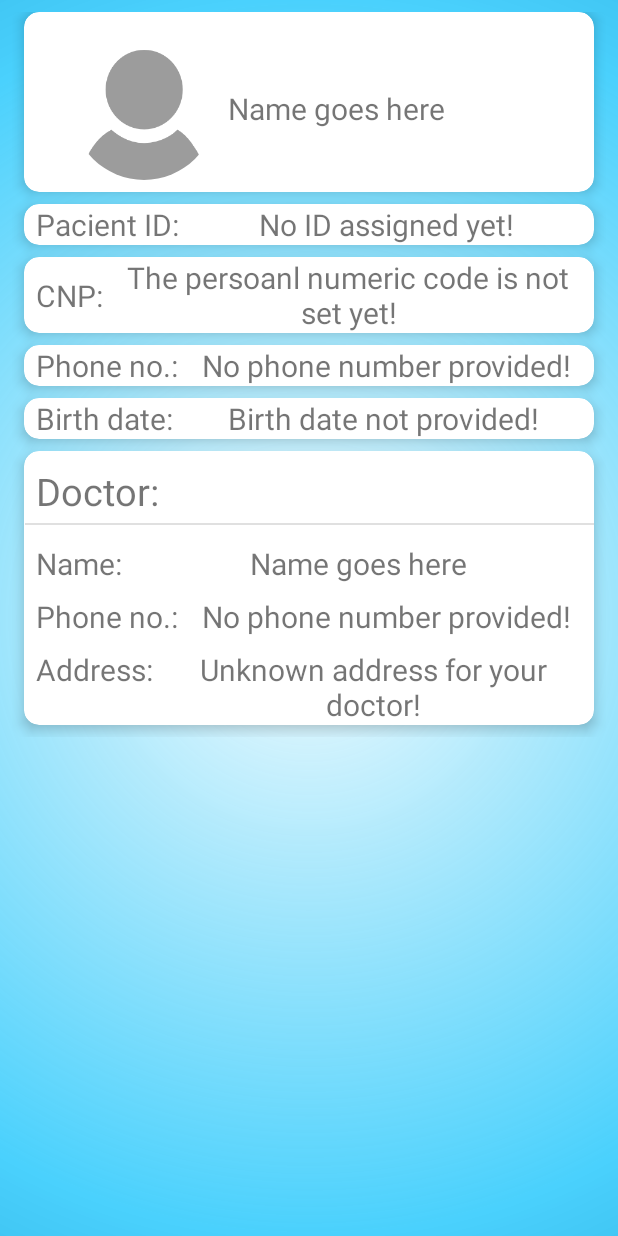
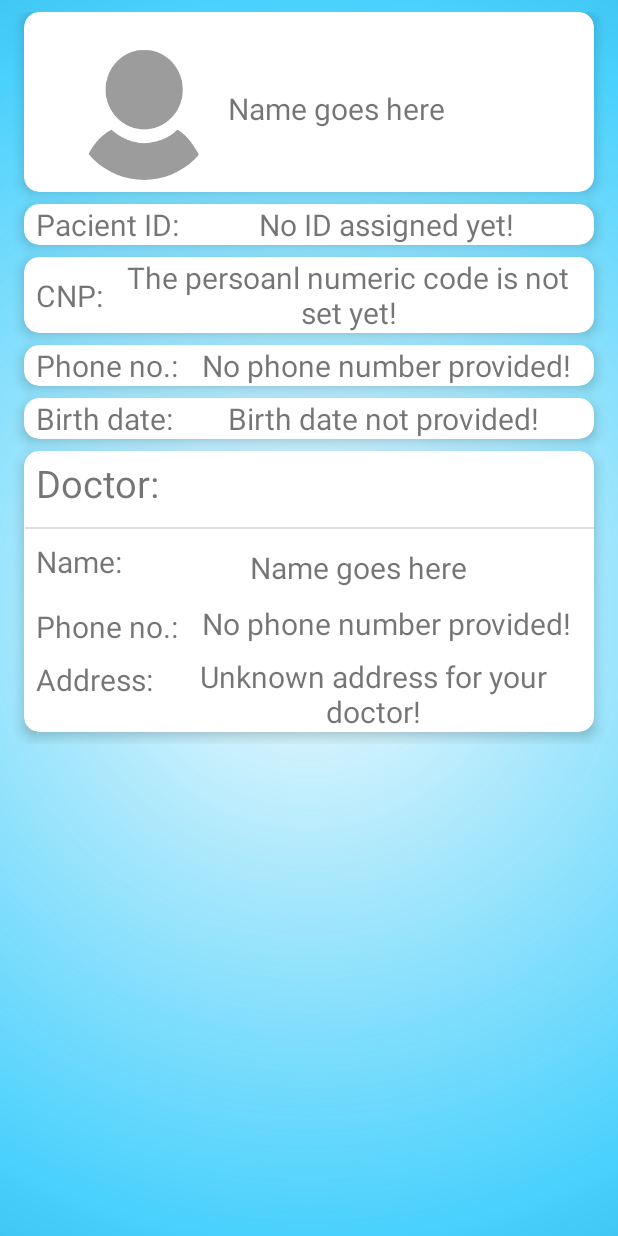
Before and after one commit to luiginic/ClientHTTP, an Android app: the layout activity_account_information_screen.xml on its own in the app's theme, with its tools: preview values and no code run, on a phone screen of 412 x 824 dp. Run offline under Robolectric (Android 15) with nearby library versions, the phone set to English and light mode, and no system bars.

```diff
--- a/app/src/main/java/com/example/clienthttp/DataEntryActivity.java
+++ b/app/src/main/java/com/example/clienthttp/DataEntryActivity.java
@@ -1,5 +1,7 @@
 package com.example.clienthttp;
 
+import android.content.SharedPreferences;
+import android.content.pm.ActivityInfo;
 import android.support.v7.app.AppCompatActivity;
 import android.os.Bundle;
 
@@ -57,6 +59,7 @@ public class DataEntryActivity extends AppCompatActivity implements SensorEventL
     protected void onCreate(Bundle savedInstanceState) {
         super.onCreate(savedInstanceState);
         setContentView(R.layout.activity_data_entry);
+        this.setRequestedOrientation(ActivityInfo.SCREEN_ORIENTATION_PORTRAIT);
 
         numberOfGlassesTV = findViewById(R.id.number_of_glasses);
         glassesText = findViewById(R.id.glasses_text);
@@ -196,7 +199,8 @@ public class DataEntryActivity extends AppCompatActivity implements SensorEventL
         Integer pulse       = Integer.parseInt(pulseBPM.getText().toString());
         Integer temperature = Integer.parseInt(tempInCelsius.getText().toString());
         Integer steps       = Integer.parseInt(stepsText.getText().toString());
-        Integer pacient_id  = Integer.parseInt(LoginActivity.DUMMY_CREDENTIALS[0]);
+        SharedPreferences prefs = getSharedPreferences("info.log",MODE_PRIVATE);
+        Integer pacient_id  = Integer.parseInt(prefs.getString("pacientId",null));
 
         DateFormat df = new SimpleDateFormat("dd-MM-yyyy");
         String today = df.format(Calendar.getInstance().getTime());
--- a/app/src/main/java/personal/data/Doctor.java
+++ b/app/src/main/java/personal/data/Doctor.java
@@ -11,4 +11,8 @@ public class Doctor extends PersonalData implements Serializable {
     public void setCabinetAddress(String cabinetAddress) {
         this.cabinetAddress = cabinetAddress;
     }
+
+    public String getCabinetAddress() {
+        return cabinetAddress;
+    }
 }
--- a/app/src/main/res/layout/activity_account_information_screen.xml
+++ b/app/src/main/res/layout/activity_account_information_screen.xml
@@ -1,9 +1,9 @@
 <?xml version="1.0" encoding="utf-8"?>
 
-    <ScrollView
-        xmlns:android="http://schemas.android.com/apk/res/android"
+<ScrollView xmlns:android="http://schemas.android.com/apk/res/android"
     xmlns:app="http://schemas.android.com/apk/res-auto"
     xmlns:tools="http://schemas.android.com/tools"
+    android:id="@+id/scrollView2"
     android:layout_width="match_parent"
     android:layout_height="match_parent"
     android:background="@drawable/gradient_background"
@@ -12,10 +12,9 @@
     <LinearLayout
         android:layout_width="match_parent"
         android:layout_height="wrap_content"
+        android:orientation="vertical"
         android:padding="8dp"
-            android:orientation="vertical"
-            android:paddingBottom="16dp"
-            >
+        android:paddingBottom="16dp">
 
         <android.support.v7.widget.CardView
             android:id="@+id/containerView"
@@ -283,7 +282,8 @@
 
             <android.support.constraint.ConstraintLayout
                 android:layout_width="match_parent"
-                    android:layout_height="match_parent">
+                android:layout_height="match_parent"
+                android:layout_gravity="top">
 
                 <TextView
                     android:id="@+id/textView"
@@ -293,7 +293,7 @@
                     android:layout_marginBottom="8dp"
                     android:text="@string/doctorTitle"
                     android:textSize="25sp"
-                        app:layout_constraintBottom_toTopOf="@+id/doctorNameTitle"
+                    app:layout_constraintBottom_toTopOf="@id/divider2"
                     app:layout_constraintStart_toStartOf="parent"
                     app:layout_constraintTop_toTopOf="parent" />
 
@@ -311,7 +311,7 @@
                     app:autoSizeTextType="uniform"
                     app:layout_constraintBottom_toTopOf="@+id/doctorPhoneNoTitle"
                     app:layout_constraintStart_toStartOf="parent"
-                        app:layout_constraintTop_toBottomOf="@+id/divider2"
+                    app:layout_constraintTop_toBottomOf="@id/divider2"
                     tools:ignore="MissingPrefix" />
 
                 <TextView
@@ -328,6 +328,7 @@
                     android:textSize="20sp"
                     app:autoSizeTextType="uniform"
                     app:layout_constraintBottom_toTopOf="@+id/doctorPhoneNoTitle"
+
                     app:layout_constraintEnd_toEndOf="parent"
                     app:layout_constraintStart_toEndOf="@+id/doctorNameTitle"
                     app:layout_constraintTop_toBottomOf="@+id/divider2"
@@ -338,9 +339,7 @@
                     android:layout_width="379dp"
                     android:layout_height="1dp"
                     android:layout_marginStart="8dp"
-                        android:layout_marginTop="4dp"
                     android:layout_marginEnd="8dp"
-                        android:layout_marginBottom="4dp"
                     android:background="?android:attr/listDivider"
                     app:layout_constraintBottom_toTopOf="@+id/doctorName"
                     app:layout_constraintEnd_toEndOf="parent"
@@ -353,11 +352,13 @@
                     android:layout_height="wrap_content"
                     android:layout_marginStart="8dp"
                     android:layout_marginTop="8dp"
+                    android:layout_marginBottom="8dp"
                     android:gravity="center_vertical"
                     android:text="@string/phoneNoTitle"
                     android:textAlignment="center"
                     android:textSize="20sp"
                     app:autoSizeTextType="uniform"
+                    app:layout_constraintBottom_toTopOf="@+id/doctorAddressTitle"
                     app:layout_constraintStart_toStartOf="parent"
                     app:layout_constraintTop_toBottomOf="@+id/doctorNameTitle"
                     tools:ignore="MissingPrefix" />
--- a/app/src/main/res/layout/activity_login.xml
+++ b/app/src/main/res/layout/activity_login.xml
@@ -102,13 +102,13 @@
                     android:text="@string/continueBtn"
                     android:textColor="@color/colorAccent"
                     android:textSize="16sp"
-                    app:layout_constraintBottom_toTopOf="@+id/reportChangesBtn"
+                    app:layout_constraintBottom_toTopOf="@+id/makeAnAppointment"
                     app:layout_constraintEnd_toEndOf="parent"
                     app:layout_constraintStart_toStartOf="parent"
                     app:layout_constraintTop_toTopOf="parent" />
 
                 <Button
-                    android:id="@+id/reportChangesBtn"
+                    android:id="@+id/makeAnAppointment"
                     android:layout_width="0dp"
                     android:layout_height="50dp"
                     android:layout_marginStart="40dp"
--- a/app/src/main/res/layout/activity_main.xml
+++ b/app/src/main/res/layout/activity_main.xml
@@ -155,13 +155,13 @@
                 android:text="@string/treatment"
                 android:textColor="@color/colorAccent"
                 android:textSize="16sp"
-                app:layout_constraintBottom_toTopOf="@+id/makeAnAppontment"
+                app:layout_constraintBottom_toTopOf="@+id/makeAnAppointment"
                 app:layout_constraintEnd_toEndOf="parent"
                 app:layout_constraintStart_toStartOf="parent"
                 app:layout_constraintTop_toTopOf="parent" />
 
             <Button
-                android:id="@+id/makeAnAppontment"
+                android:id="@+id/makeAnAppointment"
                 android:layout_width="0dp"
                 android:layout_height="50dp"
                 android:layout_marginStart="40dp"
```
Also changed, not shown: app/src/main/java/com/example/clienthttp/AccountInformationScreen.java (+20 -4 lines), app/src/main/java/com/example/clienthttp/LoginActivity.java (+28 -21 lines), app/src/main/java/com/example/clienthttp/MainActivity.java (+14 -3 lines), app/src/main/java/loading_screen/ProgressBarAnimation.java (+18 -4 lines). Lines whose indentation alone changed are shown as unchanged.
